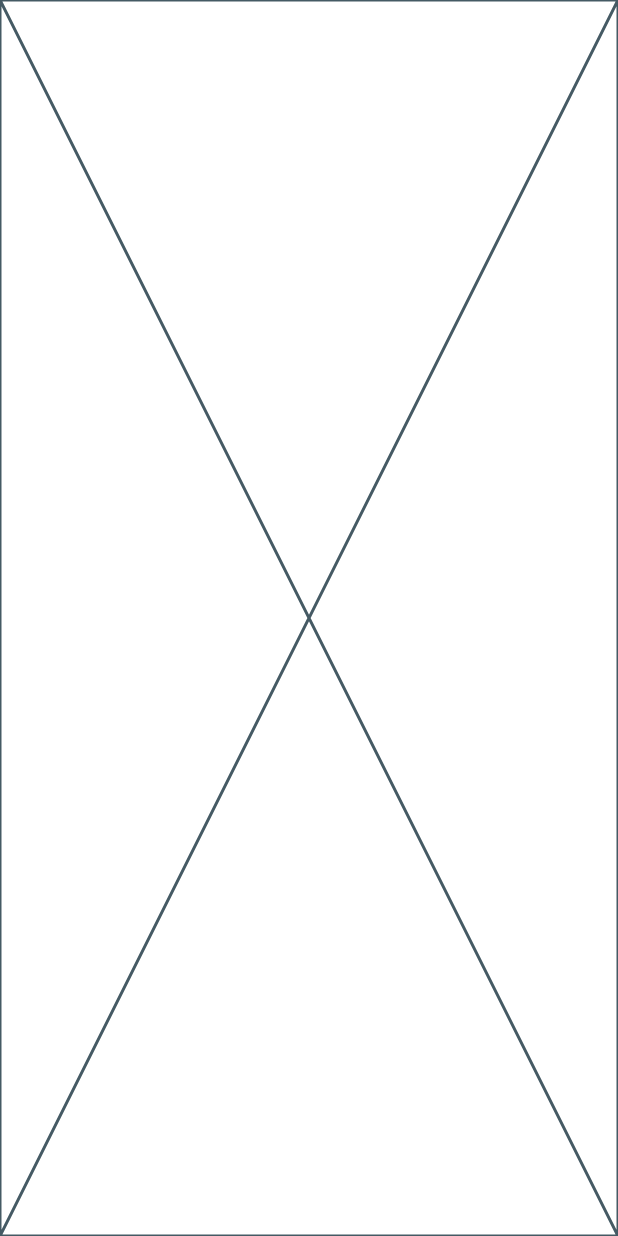
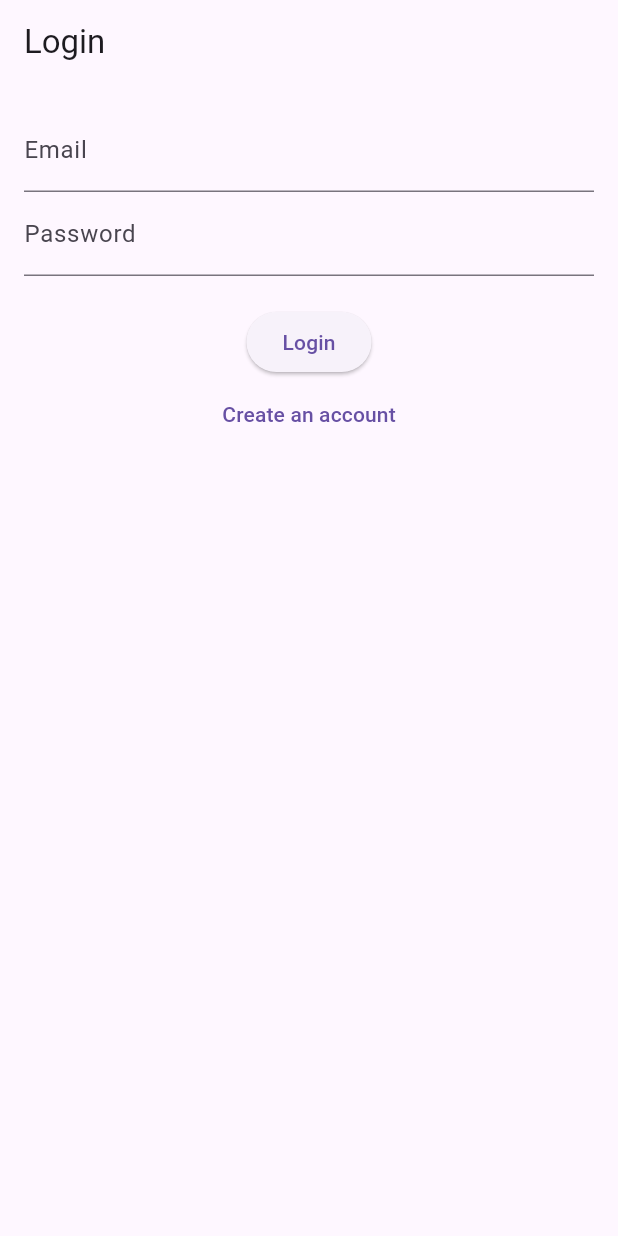
Before and after one commit to samermaaroufdev/Booking_services, a Flutter app: the screen it shows after launch, on a phone screen of 412 x 824 dp. Run offline on Flutter 3.47's test engine with Material 3 defaults, Android fonts, the phone set to English and light mode, and no system bars.

Commit message:
Add basic Flutter login and registration flow

```diff
--- a/lib/main.dart
+++ b/lib/main.dart
@@ -1,10 +1,16 @@
 import 'package:flutter/material.dart';
-void main()=>runApp(const MyApp());
+import 'screens/login_screen.dart';
+
+void main() {
+  runApp(MyApp());
+}
+
 class MyApp extends StatelessWidget {
-  const MyApp({super.key});
-
   @override
   Widget build(BuildContext context) {
-    return const Placeholder();
+    return MaterialApp(
+      debugShowCheckedModeBanner: false,
+      home: LoginScreen(),
+    );
   }
 }
--- /dev/null
+++ b/lib/screens/login_screen.dart
@@ -0,0 +1,69 @@
+import 'package:flutter/material.dart';
+import '../services/auth_service.dart';
+import 'home_screen.dart';
+import 'register_screen.dart';
+
+class LoginScreen extends StatefulWidget {
+  @override
+  _LoginScreenState createState() => _LoginScreenState();
+}
+
+class _LoginScreenState extends State<LoginScreen> {
+  final emailController = TextEditingController();
+  final passwordController = TextEditingController();
+
+  void login() async {
+    final response = await AuthService.login(
+      emailController.text,
+      passwordController.text,
+    );
+
+    if (response['success']) {
+      Navigator.pushReplacement(
+        context,
+        MaterialPageRoute(builder: (_) => HomeScreen()),
+      );
+    } else {
+      ScaffoldMessenger.of(context).showSnackBar(
+        SnackBar(content: Text(response['message'])),
+      );
+    }
+  }
+
+  @override
+  Widget build(BuildContext context) {
+    return Scaffold(
+      appBar: AppBar(title: Text("Login")),
+      body: Padding(
+        padding: EdgeInsets.all(16),
+        child: Column(
+          children: [
+            TextField(
+              controller: emailController,
+              decoration: InputDecoration(labelText: "Email"),
+            ),
+            TextField(
+              controller: passwordController,
+              decoration: InputDecoration(labelText: "Password"),
+              obscureText: true,
+            ),
+            SizedBox(height: 20),
+            ElevatedButton(
+              onPressed: login,
+              child: Text("Login"),
+            ),
+            TextButton(
+              onPressed: () {
+                Navigator.push(
+                  context,
+                  MaterialPageRoute(builder: (_) => RegisterScreen()),
+                );
+              },
+              child: Text("Create an account"),
+            )
+          ],
+        ),
+      ),
+    );
+  }
+}
--- /dev/null
+++ b/lib/services/auth_service.dart
@@ -0,0 +1,30 @@
+import 'dart:convert';
+import 'package:http/http.dart' as http;
+import '../utils/constants.dart';
+
+class AuthService {
+  static Future<Map<String, dynamic>> login(
+      String email, String password) async {
+    final response = await http.post(
+      Uri.parse("${Constants.baseUrl}/login.php"),
+      body: {
+        "email": email,
+        "password": password,
+      },
+    );
+    return jsonDecode(response.body);
+  }
+
+  static Future<Map<String, dynamic>> register(
+      String name, String email, String password) async {
+    final response = await http.post(
+      Uri.parse("${Constants.baseUrl}/register.php"),
+      body: {
+        "name": name,
+        "email": email,
+        "password": password,
+      },
+    );
+    return jsonDecode(response.body);
+  }
+}
--- /dev/null
+++ b/lib/utils/constants.dart
@@ -0,0 +1,4 @@
+class Constants {
+  static const String baseUrl =
+      "http://localhost/service_booking_api";
+}
```
Also changed, not shown: lib/screens/home_screen.dart (added, +13 -0 lines), lib/screens/register_screen.dart (added, +61 -0 lines).
